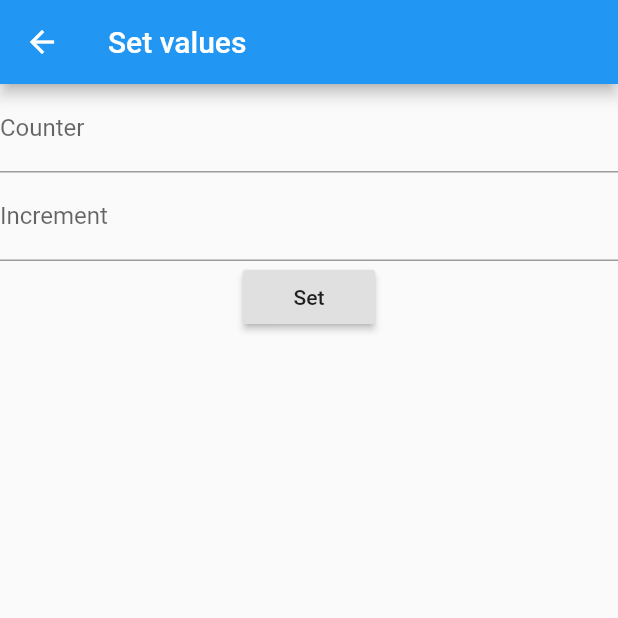
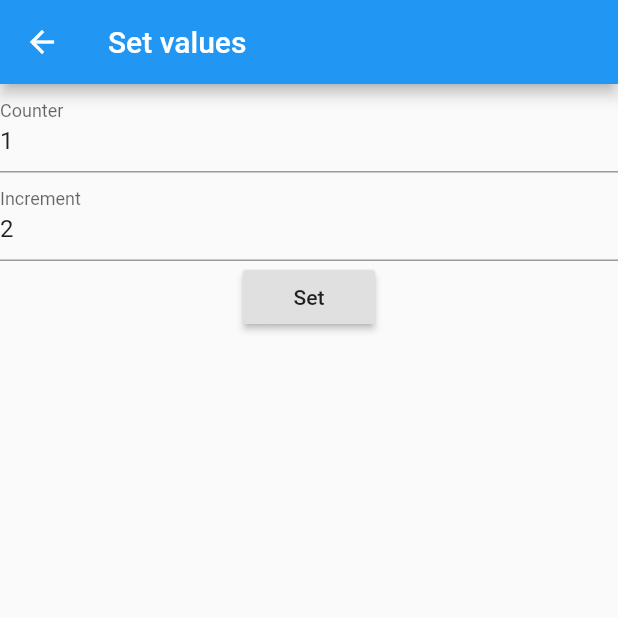
Before and after one commit to nakenapalli/flutter-demo-project, a Flutter app: the MyHomePage screen opened directly, after a tap on "Increase counter", after a tap on "Increase increment", after a tap on "Set values manually", on a phone screen of 412 x 824 dp, the top half of it. Run offline on Flutter 3.47's test engine with Material 2 defaults, Android fonts, the phone set to English and light mode, and no system bars; our stand-ins replace rxdart, validators.

Commit message:
updated block pattern from Praveen - using rxdart

```diff
--- /dev/null
+++ b/lib/block/block.dart
@@ -0,0 +1,73 @@
+import 'package:flutter/cupertino.dart';
+import 'package:rxdart/rxdart.dart';
+import 'package:first_project/models/models.dart';
+import 'package:flutter/material.dart';
+
+class BlockPattern {
+
+  final _currentValueSubject = BehaviorSubject<int>();
+
+  Stream<int> get currentValueStream => _currentValueSubject.stream;
+
+  int incrementBy = 1;
+
+  void changeCurrentValue(dynamic action) {
+    if(action == ActionsTaken.INITIAL){
+      _currentValueSubject.add(0);
+      incrementBy = 1;
+    }
+    else{
+      bool isSet = false;
+      currentValueStream.listen((value) {
+        print(value);
+        if(isSet == false){
+          switch (action) {
+            case ActionsTaken.INCREMENT:
+              _currentValueSubject.add(value + incrementBy);
+              break;
+            case ActionsTaken.DECREMENT:
+              _currentValueSubject
+                  .add(value >= incrementBy ? 0 : value - incrementBy);
+              break;
+            case ActionsTaken.RESET:
+              _currentValueSubject.add(0);
+              incrementBy = 1;
+              break;
+            case ActionsTaken.INCREASE_INCREMENT:
+              _currentValueSubject.add(value);
+              incrementBy = incrementBy + 1;
+              break;
+            default:
+              break;
+          }
+          isSet = true;
+        }
+
+      });
+    }
+
+  }
+
+  void changeIncrementDecrement(int increment, int currentValue) {
+    _currentValueSubject.add(currentValue);
+    incrementBy = increment;
+  }
+}
+
+class BlockProvider extends InheritedWidget {
+  BlockPattern pattern;
+
+  BlockProvider({Key key, BlockPattern getPattern, Widget child})
+      : assert(getPattern != null),
+        pattern = getPattern,
+        super(key: key, child: child);
+
+  @override
+  bool updateShouldNotify(InheritedWidget oldWidget) {
+    return true;
+  }
+
+  static BlockPattern of(BuildContext context) =>
+      (context.inheritFromWidgetOfExactType(BlockProvider) as BlockProvider)
+          .pattern;
+}
--- a/lib/counter_bloc.dart
+++ /dev/null
@@ -1,39 +0,0 @@
-import "package:bloc/bloc.dart";
-import "./counter_event.dart";
-import "./counter_state.dart";
-
-class CounterBloc extends Bloc<CounterEvent, CounterState> {
-  CounterBloc(CounterState initialState) : super(initialState);
-
-  void onIncrement() {
-    add(IncrementEvent());
-  }
-
-  void onUpIncrement() {
-    add(UpIncrementEvent());
-  }
-
-  void onReset() {
-    add(ResetEvent());
-  }
-
-  CounterState get initialState => CounterState.initial();
-
-  @override
-  Stream<CounterState> mapEventToState(CounterEvent event) async* {
-    final _currentState = state;
-    if (event is IncrementEvent) {
-      yield CounterState(
-        counter: _currentState.counter + _currentState.increment,
-        increment: _currentState.increment,
-      );
-    } else if (event is UpIncrementEvent) {
-      yield CounterState(
-        counter: _currentState.counter,
-        increment: _currentState.increment + 1,
-      );
-    } else if (event is ResetEvent) {
-      yield CounterState.initial();
-    }
-  }
-}
--- a/lib/counter_state.dart
+++ /dev/null
@@ -1,8 +0,0 @@
-class CounterState {
-  final int counter;
-  final int increment;
-
-  const CounterState({this.counter, this.increment});
-
-  factory CounterState.initial() => CounterState(counter: 0, increment: 1);
-}
--- a/lib/main.dart
+++ b/lib/main.dart
@@ -1,119 +1,27 @@
+import 'package:first_project/ui/first_page.dart';
 import 'package:flutter/material.dart';
-import 'package:flutter_bloc/flutter_bloc.dart';
 import './set_values.dart';
-import './counter_bloc.dart';
-import './counter_state.dart';
+import 'block/block.dart';
+
 
 void main() {
   runApp(MyApp());
 }
 
 class MyApp extends StatelessWidget {
-  @override
-  Widget build(BuildContext context) {
-    return MaterialApp(
-        title: 'Flutter Demo',
-        theme: ThemeData(
-          primarySwatch: Colors.blue,
-          visualDensity: VisualDensity.adaptivePlatformDensity,
-        ),
-        home: MyHomePage(
-          title: 'Counter Widget',
-          state: CounterState.initial(),
-        ));
-  }
-}
-
-class MyHomePage extends StatefulWidget {
-  MyHomePage({Key key, this.title, this.state}) : super(key: key);
-
-  final String title;
-  final CounterState state;
-
-  @override
-  _MyHomePageState createState() => _MyHomePageState(CounterBloc(state));
-}
-
-class _MyHomePageState extends State<MyHomePage> {
-  final _counterBloc;
-
-  _MyHomePageState(this._counterBloc);
+  BlockPattern pattern = BlockPattern();
 
   @override
   Widget build(BuildContext context) {
-    return Scaffold(
-      appBar: AppBar(
-        title: Text(widget.title),
-      ),
-      body: Center(
-          child: BlocBuilder<CounterBloc, CounterState>(
-              bloc: _counterBloc,
-              builder: (context, CounterState state) {
-                return Column(
-                  mainAxisAlignment: MainAxisAlignment.center,
-                  children: <Widget>[
-                    Row(
-                      mainAxisSize: MainAxisSize.min,
-                      children: <Widget>[
-                        Text('Counter value: ',
-                            style: TextStyle(
-                                fontWeight: FontWeight.bold, fontSize: 30)),
-                        Text(
-                          '${state.counter}',
-                          style: Theme.of(context).textTheme.headline4,
-                        ),
-                        SizedBox(width: 10),
-                        RaisedButton(
-                            shape: const StadiumBorder(),
-                            color: Colors.blue,
-                            splashColor: Colors.blue[200],
-                            textColor: Colors.white,
-                            onPressed: () => _counterBloc.onIncrement(),
-                            child: Text('Increase counter')),
-                      ],
-                    ),
-                    Row(
-                      mainAxisSize: MainAxisSize.min,
-                      children: <Widget>[
-                        Text('Incrementing by: ${state.increment}',
-                            style: TextStyle(fontSize: 20)),
-                        SizedBox(width: 10),
-                        RaisedButton(
-                            shape: const StadiumBorder(),
-                            color: Colors.blue,
-                            splashColor: Colors.blue[200],
-                            textColor: Colors.white,
-                            onPressed: () => _counterBloc.onUpIncrement(),
-                            child: Text('Increase increment')),
-                      ],
-                    ),
-                    RaisedButton(
-                      onPressed: () => Navigator.push(
-                        context,
-                        MaterialPageRoute(
-                          builder: (context) => SetValues(
-                            counter: state.counter,
-                            increment: state.increment,
-                          ),
-                        ),
-                      ),
-                      child: Text("Set values manually"),
-                    ),
-                  ],
-                );
-              })),
-      floatingActionButton: FloatingActionButton(
-        onPressed: _counterBloc.onReset(),
-        splashColor: Colors.blue[200],
-        tooltip: 'Refresh',
-        child: Icon(Icons.refresh),
-      ),
+    return BlockProvider(
+      getPattern: pattern,
+      child: MaterialApp(
+          title: 'Flutter Demo',
+          theme: ThemeData(
+            primarySwatch: Colors.blue,
+            visualDensity: VisualDensity.adaptivePlatformDensity,
+          ),
+          home: MyHomePage(title: 'Counter Widget')),
     );
   }
-
-  @override
-  void dispose() {
-    _counterBloc.close();
-    super.dispose();
-  }
 }
--- /dev/null
+++ b/lib/models/models.dart
@@ -0,0 +1,21 @@
+enum ActionsTaken{
+
+  INCREMENT,
+  DECREMENT,
+  RESET,
+  INCREASE_INCREMENT,
+  INITIAL
+
+}
+
+class ChangeValueForm{
+
+  int increment;
+  int current;
+
+  ChangeValueForm({
+    this.increment,this.current
+});
+
+
+}
--- a/lib/set_values.dart
+++ /dev/null
@@ -1,56 +0,0 @@
-import 'package:first_project/main.dart';
-import 'package:flutter/material.dart';
-import './main.dart';
-import './counter_state.dart';
-
-class SetValues extends StatefulWidget {
-  final int counter;
-  final int increment;
-
-  SetValues({Key key, this.counter, this.increment}) : super(key: key);
-
-  @override
-  _SetValuesState createState() => _SetValuesState();
-}
-
-class _SetValuesState extends State<SetValues> {
-  final _counterController = TextEditingController();
-  final _incrementController = TextEditingController();
-
-  @override
-  Widget build(BuildContext context) {
-    return Scaffold(
-        appBar: AppBar(title: Text("Set values")),
-        body: Center(
-          child: Column(
-            children: <Widget>[
-              TextFormField(
-                decoration: InputDecoration(labelText: "Counter"),
-                controller: _counterController,
-                keyboardType: TextInputType.number,
-              ),
-              TextFormField(
-                decoration: InputDecoration(labelText: "Increment"),
-                controller: _incrementController,
-                keyboardType: TextInputType.number,
-              ),
-              RaisedButton(
-                onPressed: () => Navigator.push(
-                  context,
-                  MaterialPageRoute(
-                    builder: (context) => MyHomePage(
-                      title: "Counter Widget",
-                      state: CounterState(
-                        counter: int.parse(_counterController.text),
-                        increment: int.parse(_incrementController.text),
-                      ),
-                    ),
-                  ),
-                ),
-                child: Text("Set"),
-              )
-            ],
-          ),
-        ));
-  }
-}
--- /dev/null
+++ b/lib/ui/common_files.dart
@@ -0,0 +1,13 @@
+import 'package:flutter/material.dart';
+
+
+
+Widget showLoading(){
+
+  return Scaffold(
+    body: Center(
+      child: CircularProgressIndicator(),
+    ),
+  );
+
+}
--- /dev/null
+++ b/lib/ui/first_page.dart
@@ -0,0 +1,116 @@
+import 'package:first_project/models/models.dart';
+import 'package:first_project/ui/common_files.dart';
+import 'package:first_project/ui/page_two.dart';
+import 'package:flutter/material.dart';
+import 'package:first_project/block/block.dart';
+
+class MyHomePage extends StatefulWidget {
+  MyHomePage({Key key, this.title})
+      : super(key: key);
+
+  final String title;
+
+  @override
+  _MyHomePageState createState() => _MyHomePageState();
+}
+
+class _MyHomePageState extends State<MyHomePage> with  WidgetsBindingObserver{
+
+
+
+  @override
+  void initState() {
+    // TODO: implement initState
+    super.initState();
+    WidgetsBinding.instance.addObserver(this);
+    WidgetsBinding.instance.addPostFrameCallback((timeStamp) {
+      BlockProvider.of(context).changeCurrentValue(ActionsTaken.INITIAL);
+    });
+  }
+
+
+  @override
+  Widget build(BuildContext context) {
+    return StreamBuilder<int>(
+      stream: BlockProvider.of(context).currentValueStream,
+      builder: (context,snap){
+        if(!snap.hasData || snap.hasError){
+          return showLoading();
+        }
+        return Scaffold(
+          appBar: AppBar(
+            title: Text(widget.title),
+          ),
+          body: Center(
+            child: Column(
+              mainAxisAlignment: MainAxisAlignment.center,
+              children: <Widget>[
+                Row(
+                  mainAxisSize: MainAxisSize.min,
+                  children: <Widget>[
+                    Text('Counter value: ',
+                        style:
+                        TextStyle(fontWeight: FontWeight.bold, fontSize: 30)),
+                    Text(
+                      '${snap.data}',
+                      style: Theme.of(context).textTheme.headline4,
+                    ),
+                    SizedBox(width: 10),
+                    RaisedButton(
+                        shape: const StadiumBorder(),
+                        color: Colors.blue,
+                        splashColor: Colors.blue[200],
+                        textColor: Colors.white,
+                        onPressed: (){
+                          BlockProvider.of(context).changeCurrentValue(ActionsTaken.INCREMENT);
+                        },
+                        child: Text('Increase counter')),
+                  ],
+                ),
+                Row(
+                  mainAxisSize: MainAxisSize.min,
+                  children: <Widget>[
+                    Text('Incrementing by: ${BlockProvider.of(context).incrementBy}',
+                        style: TextStyle(fontSize: 20)),
+                    SizedBox(width: 10),
+                    RaisedButton(
+                        shape: const StadiumBorder(),
+                        color: Colors.blue,
+                        splashColor: Colors.blue[200],
+                        textColor: Colors.white,
+                        onPressed: (){
+                          BlockProvider.of(context).changeCurrentValue(ActionsTaken.INCREASE_INCREMENT);
+                        },
+                        child: Text('Increase increment')),
+                  ],
+                ),
+                RaisedButton(
+                  onPressed: () => Navigator.push(
+                    context,
+                    MaterialPageRoute(
+                      builder: (context) => SetValues(
+
+                      ),
+                    ),
+                  ),
+                  child: Text("Set values manually"),
+                ),
+              ],
+            ),
+          ),
+          floatingActionButton: FloatingActionButton(
+            onPressed: (){
+              BlockProvider.of(context).changeCurrentValue(ActionsTaken.RESET);
+            },
+            splashColor: Colors.blue[200],
+            tooltip: 'Refresh',
+            child: Icon(Icons.refresh),
+          ),
+        );
+
+      },
+    );
+
+
+  }
+}
--- /dev/null
+++ b/lib/ui/page_two.dart
@@ -0,0 +1,70 @@
+import 'package:first_project/block/block.dart';
+import 'package:flutter/material.dart';
+import 'package:validators/validators.dart';
+
+class SetValues extends StatefulWidget {
+
+
+  SetValues({Key key}) : super(key: key);
+
+  @override
+  _SetValuesState createState() => _SetValuesState();
+}
+
+class _SetValuesState extends State<SetValues> with WidgetsBindingObserver{
+  final _counterController = TextEditingController();
+  final _incrementController = TextEditingController();
+  bool isSet = false;
+
+  @override
+  void initState() {
+    // TODO: implement initState
+    super.initState();
+    WidgetsBinding.instance.addObserver(this);
+    WidgetsBinding.instance.addPostFrameCallback((timeStamp) {
+      BlockProvider.of(context).currentValueStream.listen((event) {
+        if(isSet == false){
+          _counterController.text = event.toString();
+          _incrementController.text = BlockProvider.of(context).incrementBy.toString();
+          isSet = true;
+        }
+      });
+    });
+  }
+
+  @override
+  Widget build(BuildContext context) {
+    return Scaffold(
+        appBar: AppBar(title: Text("Set values")),
+        body: Center(
+          child: Column(
+            children: <Widget>[
+              TextFormField(
+                decoration: InputDecoration(labelText: "Counter"),
+                controller: _counterController,
+                keyboardType: TextInputType.number,
+              ),
+              TextFormField(
+                decoration: InputDecoration(labelText: "Increment"),
+                controller: _incrementController,
+                keyboardType: TextInputType.number,
+              ),
+              RaisedButton(
+                onPressed: (){
+
+                  if(isNumeric(_counterController.text) && isNumeric(_incrementController.text)){
+                    BlockProvider.of(context).changeIncrementDecrement(int.tryParse(_counterController.text),int.tryParse(_incrementController.text));
+                    Navigator.pop(context);
+                  }
+                  else{
+                    print("Show a dialog box throws error");
+                  }
+
+                },
+                child: Text("Set"),
+              )
+            ],
+          ),
+        ));
+  }
+}
--- a/pubspec.yaml
+++ b/pubspec.yaml
@@ -23,7 +23,9 @@ environment:
 dependencies:
   flutter:
     sdk: flutter
-  flutter_bloc: ^5.0.1
+  rxdart: ^0.24.1
+  validators: ^2.0.1
+
 
   # The following adds the Cupertino Icons font to your application.
   # Use with the CupertinoIcons class for iOS style icons.
```
Also changed, not shown: lib/counter_event.dart (deleted, +0 -7 lines), pubspec.lock.
